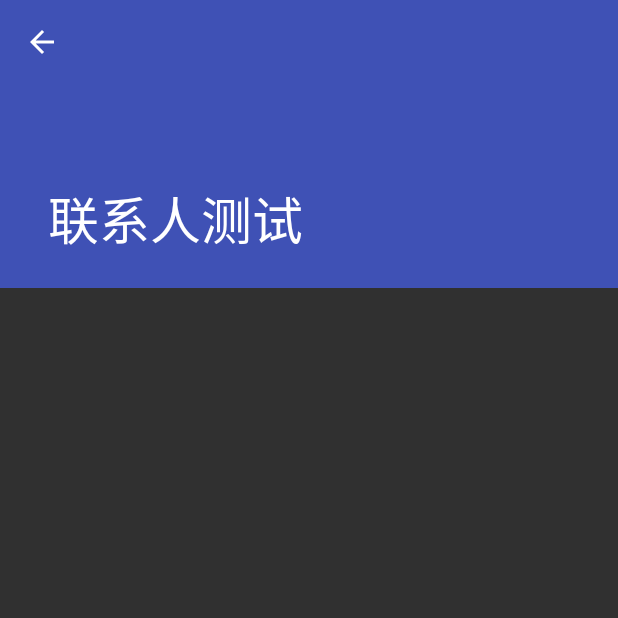
After one commit to neuyu/android-best-practices, an Android app: the ContactActivity screen opened directly, with no data from a screen before it, on a phone screen of 412 x 824 dp, the top half of it. The commit adds this screen. Run offline under Robolectric (Android 15) with nearby library versions, the phone set to English and light mode, and no system bars; our stand-ins replace ButterKnife.

Commit message:
添加contact模块

```diff
--- a/app/build.gradle
+++ b/app/build.gradle
@@ -25,4 +25,6 @@ dependencies {
     compile 'com.android.support:appcompat-v7:23.1.1'
     compile 'com.android.support:recyclerview-v7:23.1.1'
     compile 'com.android.support:cardview-v7:23.1.1'
+    compile 'com.jakewharton:butterknife:7.0.1'
+    compile 'com.android.support:design:23.1.1'
 }
--- a/app/src/main/AndroidManifest.xml
+++ b/app/src/main/AndroidManifest.xml
@@ -16,6 +16,8 @@
             </intent-filter>
         </activity>
 
+        <activity android:name=".activity.ContactActivity"/>
+
 
     </application>
 
--- /dev/null
+++ b/app/src/main/java/com/neu/androidbestpractices/activity/ContactActivity.java
@@ -0,0 +1,29 @@
+package com.neu.androidbestpractices.activity;
+
+
+import android.app.Activity;
+import android.app.Fragment;
+
+import com.neu.androidbestpractices.activity.base.BaseActivity;
+import com.neu.androidbestpractices.fragment.ContactFragment;
+
+/**
+ * 联系人界面
+ * Created by neu on 16/2/3.
+ */
+public class ContactActivity extends BaseActivity{
+    @Override
+    protected Activity getActivity() {
+        return this;
+    }
+
+    @Override
+    protected Fragment getFragment() {
+        return new ContactFragment();
+    }
+
+    @Override
+    protected CharSequence getToolbarTitle() {
+        return "联系人测试";
+    }
+}
--- a/app/src/main/java/com/neu/androidbestpractices/activity/MainActivity.java
+++ b/app/src/main/java/com/neu/androidbestpractices/activity/MainActivity.java
@@ -39,6 +39,7 @@ public class MainActivity extends AppCompatActivity {
      */
     private List<ItemTest> getList() {
         List<ItemTest> list = new ArrayList<>();
+        list.add(new ItemTest("联系人模块",ContactActivity.class.getCanonicalName()));
 
         return list;
 
--- /dev/null
+++ b/app/src/main/java/com/neu/androidbestpractices/activity/base/BaseActivity.java
@@ -0,0 +1,60 @@
+package com.neu.androidbestpractices.activity.base;
+
+import android.app.Activity;
+import android.app.Fragment;
+import android.os.Bundle;
+import android.support.design.widget.CollapsingToolbarLayout;
+import android.support.v7.app.ActionBar;
+import android.support.v7.app.AppCompatActivity;
+import android.support.v7.widget.Toolbar;
+import android.view.View;
+
+import com.neu.androidbestpractices.R;
+
+import butterknife.Bind;
+import butterknife.ButterKnife;
+
+/**
+ * activity的基类
+ * Created by neu on 16/2/3.
+ */
+public abstract class BaseActivity extends AppCompatActivity {
+    @Bind(R.id.toolBar)
+    Toolbar mToolBar;
+    @Bind(R.id.collapsing_toolbar)
+    CollapsingToolbarLayout mCollapsingToolbar;
+
+    @Override
+    public void onCreate(Bundle savedInstanceState) {
+        super.onCreate(savedInstanceState);
+
+        View view = View.inflate(this, R.layout.common_activity, null);
+        setContentView(view);
+        ButterKnife.bind(this);
+
+        //设置工具栏
+        setSupportActionBar(mToolBar);
+
+        ActionBar actionBar = getSupportActionBar();
+        if (actionBar != null){
+            actionBar.setDisplayHomeAsUpEnabled(true);
+        }
+
+        mCollapsingToolbar.setTitle(getToolbarTitle());
+        getFragmentManager().beginTransaction().replace(R.id.content_frame,getFragment()).commit();
+
+        mToolBar.setNavigationOnClickListener(new View.OnClickListener() {
+            @Override
+            public void onClick(View v) {
+                getActivity().finish();
+            }
+        });
+
+    }
+
+    protected abstract Activity getActivity();
+
+    protected abstract Fragment getFragment();
+
+    protected abstract CharSequence getToolbarTitle();
+}
--- /dev/null
+++ b/app/src/main/java/com/neu/androidbestpractices/fragment/ContactFragment.java
@@ -0,0 +1,14 @@
+package com.neu.androidbestpractices.fragment;
+
+import com.neu.androidbestpractices.R;
+import com.neu.androidbestpractices.fragment.base.BaseFragment;
+
+/**
+ * Created by neu on 16/2/3.
+ */
+public class ContactFragment extends BaseFragment {
+    @Override
+    protected int getFragmentLayout() {
+        return R.layout.fragment_contact;
+    }
+}
--- /dev/null
+++ b/app/src/main/java/com/neu/androidbestpractices/fragment/base/BaseFragment.java
@@ -0,0 +1,31 @@
+package com.neu.androidbestpractices.fragment.base;
+
+import android.app.Fragment;
+import android.os.Bundle;
+import android.support.annotation.Nullable;
+import android.view.LayoutInflater;
+import android.view.View;
+import android.view.ViewGroup;
+
+import butterknife.ButterKnife;
+
+/**
+ * Created by neu on 16/2/3.
+ */
+public abstract class BaseFragment extends Fragment{
+    @Nullable
+    @Override
+    public View onCreateView(LayoutInflater inflater, ViewGroup container, Bundle savedInstanceState) {
+        View view = inflater.inflate(getFragmentLayout(),container,false);
+        ButterKnife.bind(this,view);
+        return view;
+    }
+
+    @Override
+    public void onDestroyView() {
+        super.onDestroyView();
+        ButterKnife.unbind(this);
+    }
+
+    protected abstract int getFragmentLayout();
+}
--- /dev/null
+++ b/app/src/main/java/com/neu/androidbestpractices/widget/FixedHeightScrollingViewBehavior.java
@@ -0,0 +1,60 @@
+package com.neu.androidbestpractices.widget;
+
+import android.content.Context;
+import android.support.design.widget.AppBarLayout;
+import android.support.design.widget.CoordinatorLayout;
+import android.support.v4.view.ViewCompat;
+import android.util.AttributeSet;
+import android.view.View;
+
+import java.util.List;
+
+/**
+ * 处理滑动问题
+ * Created by neu on 16/2/3.
+ */
+public class FixedHeightScrollingViewBehavior extends AppBarLayout.ScrollingViewBehavior {
+    public FixedHeightScrollingViewBehavior() {
+    }
+
+    public FixedHeightScrollingViewBehavior(Context context, AttributeSet attrs) {
+        super(context, attrs);
+    }
+
+    public boolean onMeasureChild(CoordinatorLayout parent, View child, int parentWidthMeasureSpec, int widthUsed, int parentHeightMeasureSpec, int heightUsed) {
+        if (child.getLayoutParams().height == -1) {
+            List dependencies = parent.getDependencies(child);
+            if (dependencies.isEmpty()) {
+                return false;
+            }
+
+            AppBarLayout appBar = findFirstAppBarLayout(dependencies);
+            if (appBar != null && ViewCompat.isLaidOut(appBar)) {
+                if (ViewCompat.getFitsSystemWindows(appBar)) {
+                    ViewCompat.setFitsSystemWindows(child, true);
+                }
+
+                int scrollRange = appBar.getTotalScrollRange();
+                int height = parent.getHeight() - appBar.getMeasuredHeight() + Math.min(scrollRange, parent.getHeight() - heightUsed);
+                int heightMeasureSpec = View.MeasureSpec.makeMeasureSpec(height, View.MeasureSpec.EXACTLY);
+                parent.onMeasureChild(child, parentWidthMeasureSpec, widthUsed, heightMeasureSpec, heightUsed);
+                return true;
+            }
+        }
+
+        return false;
+    }
+
+    private static AppBarLayout findFirstAppBarLayout(List<View> views) {
+        int i = 0;
+
+        for (int z = views.size(); i < z; ++i) {
+            View view = (View) views.get(i);
+            if (view instanceof AppBarLayout) {
+                return (AppBarLayout) view;
+            }
+        }
+
+        return null;
+    }
+}
--- /dev/null
+++ b/app/src/main/res/layout/common_activity.xml
@@ -0,0 +1,42 @@
+<?xml version="1.0" encoding="utf-8"?>
+<android.support.design.widget.CoordinatorLayout xmlns:android="http://schemas.android.com/apk/res/android"
+                                                 xmlns:app="http://schemas.android.com/apk/res-auto"
+                                                 android:layout_width="match_parent"
+                                                 android:layout_height="match_parent">
+
+    <android.support.design.widget.AppBarLayout
+        android:layout_width="match_parent"
+        android:layout_height="192dp"
+        android:theme="@style/ThemeOverlay.AppCompat.Dark.ActionBar">
+
+        <android.support.design.widget.CollapsingToolbarLayout
+            android:id="@+id/collapsing_toolbar"
+            android:layout_width="match_parent"
+            android:layout_height="match_parent"
+            app:layout_scrollFlags="scroll|exitUntilCollapsed">
+
+            <android.support.v7.widget.Toolbar
+                android:id="@+id/toolBar"
+                android:layout_width="match_parent"
+                android:layout_height="?attr/actionBarSize"
+                app:layout_collapseMode="pin">
+            </android.support.v7.widget.Toolbar>
+
+        </android.support.design.widget.CollapsingToolbarLayout>
+
+    </android.support.design.widget.AppBarLayout>
+
+    <android.support.v4.widget.NestedScrollView
+        android:layout_width="match_parent"
+        android:layout_height="match_parent"
+        app:layout_behavior="com.neu.androidbestpractices.widget.FixedHeightScrollingViewBehavior">
+
+        <FrameLayout
+            android:id="@+id/content_frame"
+            android:layout_width="match_parent"
+            android:layout_height="match_parent">
+        </FrameLayout>
+
+    </android.support.v4.widget.NestedScrollView>
+
+</android.support.design.widget.CoordinatorLayout>
--- /dev/null
+++ b/app/src/main/res/layout/fragment_contact.xml
@@ -0,0 +1,7 @@
+<?xml version="1.0" encoding="utf-8"?>
+<LinearLayout xmlns:android="http://schemas.android.com/apk/res/android"
+              android:orientation="vertical"
+              android:layout_width="match_parent"
+              android:layout_height="match_parent">
+
+</LinearLayout>
--- a/app/src/main/res/values/styles.xml
+++ b/app/src/main/res/values/styles.xml
@@ -1,7 +1,7 @@
 <resources>
 
     <!-- Base application theme. -->
-    <style name="AppTheme" parent="Theme.AppCompat.Light.DarkActionBar">
+    <style name="AppTheme" parent="Theme.AppCompat.NoActionBar">
         <!-- Customize your theme here. -->
         <item name="colorPrimary">@color/colorPrimary</item>
         <item name="colorPrimaryDark">@color/colorPrimaryDark</item>
```
